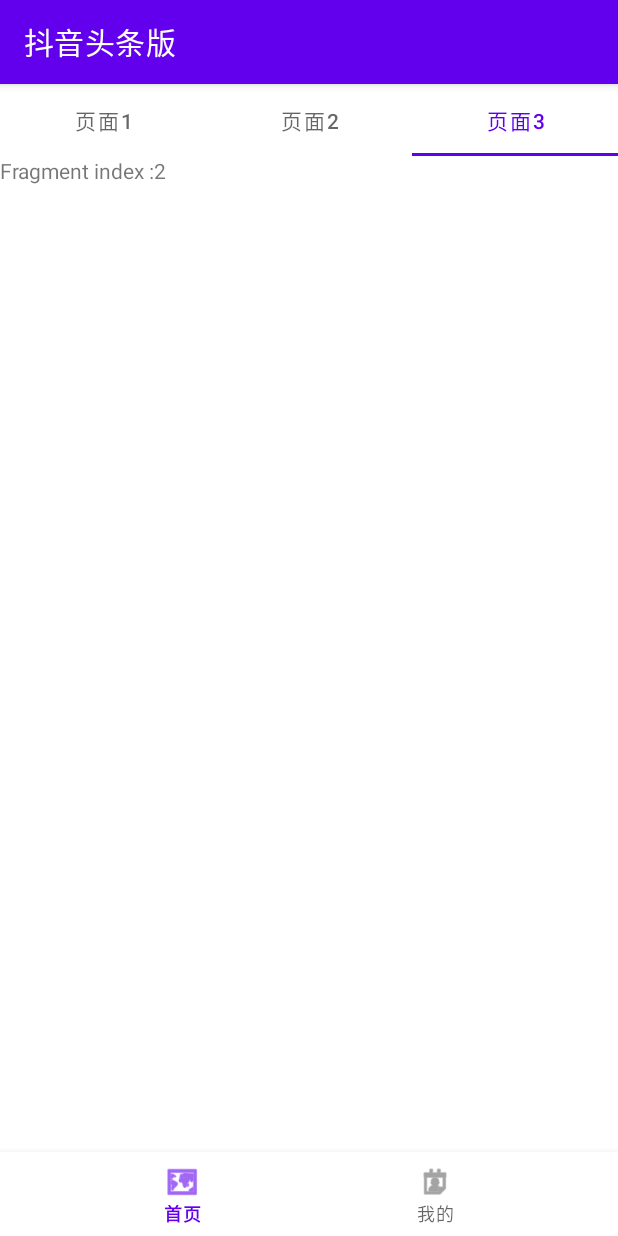
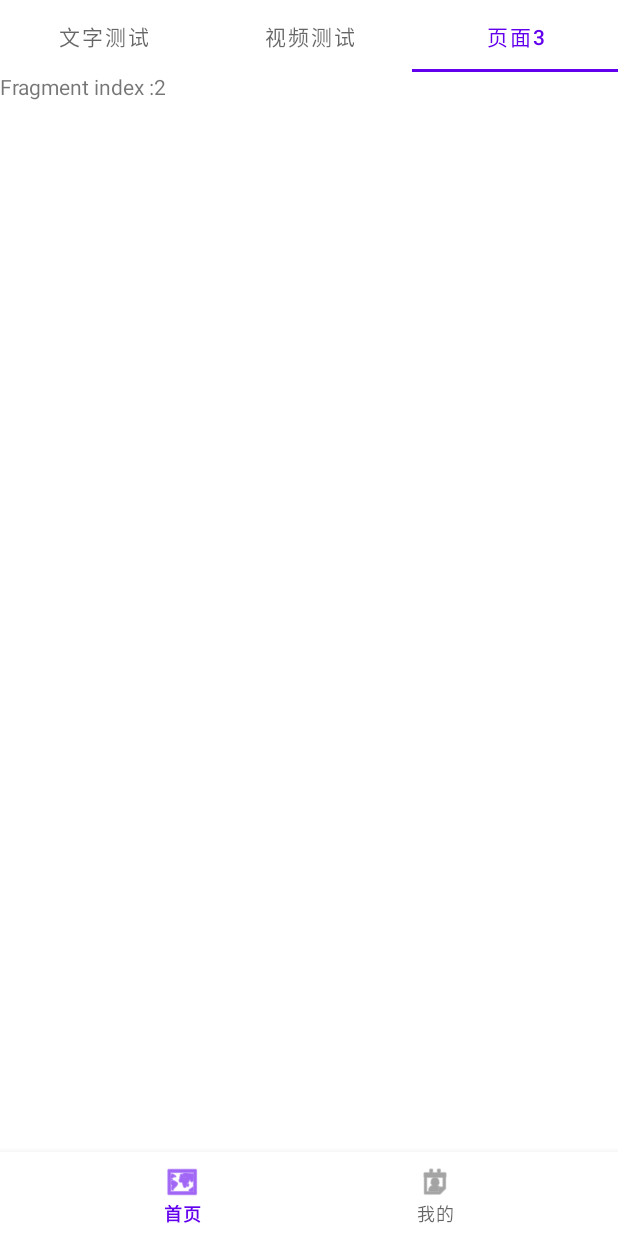
Before and after one commit to YuHayring/NewsApp_Of_New_Interaction, an Android app: the MainActivity screen opened directly, with no data from a screen before it, tab 3 chosen, on a phone screen of 412 x 824 dp. Run offline under Robolectric (Android 15) with nearby library versions, the phone set to English and light mode, and no system bars; libraries missing offline, so code that uses them is left out: tv.danmaku.ijk; pictures from the network do not load.

Commit message:
在 ViewPager 的 Fragment 中进行视频播放

```diff
--- a/app/src/main/java/cn/edu/gdut/douyintoutiao/view/MainActivity.java
+++ b/app/src/main/java/cn/edu/gdut/douyintoutiao/view/MainActivity.java
@@ -1,10 +1,14 @@
 package cn.edu.gdut.douyintoutiao.view;
 
+import android.content.res.Resources;
 import android.os.Bundle;
+import android.util.Log;
 import android.view.MenuItem;
+import android.view.View;
 import android.view.Window;
 
 import androidx.annotation.NonNull;
+import androidx.appcompat.app.ActionBar;
 import androidx.appcompat.app.AppCompatActivity;
 import androidx.fragment.app.Fragment;
 import androidx.fragment.app.FragmentActivity;
@@ -70,9 +74,14 @@ public class MainActivity extends AppCompatActivity {
 
     @Override
     protected void onCreate(Bundle savedInstanceState) {
-        requestWindowFeature(Window.FEATURE_ACTION_BAR_OVERLAY);
         super.onCreate(savedInstanceState);
         setContentView(R.layout.activity_main);
+
+
+
+
+        ActionBar actionBar = getSupportActionBar();
+        actionBar.hide();
 
         viewPager = findViewById(R.id.main_view_pager);
         pagerAdapter = new ScreenSlidePagerAdapter(this);
--- a/app/src/main/java/cn/edu/gdut/douyintoutiao/view/MainFragment.java
+++ b/app/src/main/java/cn/edu/gdut/douyintoutiao/view/MainFragment.java
@@ -18,6 +18,7 @@ import com.google.android.material.tabs.TabLayoutMediator;
 import cn.edu.gdut.douyintoutiao.R;
 import cn.edu.gdut.douyintoutiao.tmp.ViewPagerTestFragment;
 import cn.edu.gdut.douyintoutiao.view.show.text.NewsListFragment;
+import cn.edu.gdut.douyintoutiao.view.show.video.VideoPlayerFragment;
 
 /**
  * @author hayring
@@ -47,7 +48,7 @@ public class MainFragment extends Fragment {
 
     private TabLayoutMediator mediator;
 
-    final String[] tabs = {"页面1","页面2","页面3"};
+    final String[] tabs = {"文字测试","视频测试","页面3"};
 
     /***
      * 生命周期加载方法
@@ -88,7 +89,9 @@ public class MainFragment extends Fragment {
         public Fragment createFragment(int position) {
             if (position == 0) {
                 return new NewsListFragment();
-            } else if (position < 3) {
+            } else if (position == 1) {
+                return new VideoPlayerFragment(context,true);
+            } else if (position == 2) {
                 return new ViewPagerTestFragment(position);
             }
             throw new IllegalArgumentException();
--- a/app/src/main/java/cn/edu/gdut/douyintoutiao/view/show/video/FullscreenActivity.java
+++ b/app/src/main/java/cn/edu/gdut/douyintoutiao/view/show/video/FullscreenActivity.java
@@ -41,11 +41,11 @@ public class FullscreenActivity extends AppCompatActivity {
         Log.d("systemUiVisibility pre",""+systemUiVisibility);
         int flags = View.SYSTEM_UI_FLAG_LAYOUT_STABLE
 
-                | View.SYSTEM_UI_FLAG_LAYOUT_HIDE_NAVIGATION
+//                | View.SYSTEM_UI_FLAG_LAYOUT_HIDE_NAVIGATION
 
                 | View.SYSTEM_UI_FLAG_LAYOUT_FULLSCREEN
 
-                | View.SYSTEM_UI_FLAG_HIDE_NAVIGATION
+//                | View.SYSTEM_UI_FLAG_HIDE_NAVIGATION
 
                 | View.SYSTEM_UI_FLAG_FULLSCREEN
 
@@ -57,7 +57,7 @@ public class FullscreenActivity extends AppCompatActivity {
         setContentView(R.layout.activity_fullscreen);
 
         controlView();
-        videoPlayerFragment = new VideoPlayerFragment(this);//MainFragment(this);
+        videoPlayerFragment = new VideoPlayerFragment(this,true);//MainFragment(this);
 
 
         //显示 Fragment
--- a/app/src/main/res/layout/fragment_main.xml
+++ b/app/src/main/res/layout/fragment_main.xml
@@ -1,9 +1,10 @@
 <?xml version="1.0" encoding="utf-8"?>
-<LinearLayout xmlns:android="http://schemas.android.com/apk/res/android"
+<androidx.constraintlayout.widget.ConstraintLayout xmlns:android="http://schemas.android.com/apk/res/android"
     xmlns:app="http://schemas.android.com/apk/res-auto"
     android:layout_width="match_parent"
     android:layout_height="match_parent"
     android:orientation="vertical">
+
 
 
     <com.google.android.material.tabs.TabLayout
@@ -11,20 +12,20 @@
         android:layout_width="match_parent"
         android:layout_height="wrap_content"
         android:background="@android:color/transparent"
-        app:layout_constraintBottom_toTopOf="parent"
-        app:layout_constraintLeft_toLeftOf="parent"
-        app:layout_constraintRight_toRightOf="parent"
-        />
+        app:layout_constraintEnd_toEndOf="parent"
+        app:layout_constraintStart_toStartOf="parent"
+        app:layout_constraintTop_toTopOf="parent"
+        app:layout_constraintBottom_toTopOf="@id/fragment_main_news_view_pager"/>
+
 
     <androidx.viewpager2.widget.ViewPager2
         android:id="@+id/fragment_main_news_view_pager"
         android:layout_width="match_parent"
-        android:layout_height="match_parent"
+        android:layout_height="0dp"
         android:orientation="horizontal"
-        app:layout_constraintBottom_toTopOf="@id/navigation"
+        app:layout_constraintBottom_toBottomOf="parent"
         app:layout_constraintEnd_toEndOf="parent"
         app:layout_constraintStart_toStartOf="parent"
-        app:layout_constraintTop_toTopOf="parent" />
+        app:layout_constraintTop_toBottomOf="@+id/news_navigation" />
 
-
-</LinearLayout>
+</androidx.constraintlayout.widget.ConstraintLayout>
```
Also changed, not shown: app/src/main/java/cn/edu/gdut/douyintoutiao/util/UIUtil.java (added, +19 -0 lines), app/src/main/java/cn/edu/gdut/douyintoutiao/view/show/video/VideoPlayerFragment.java (+72 -8 lines).
